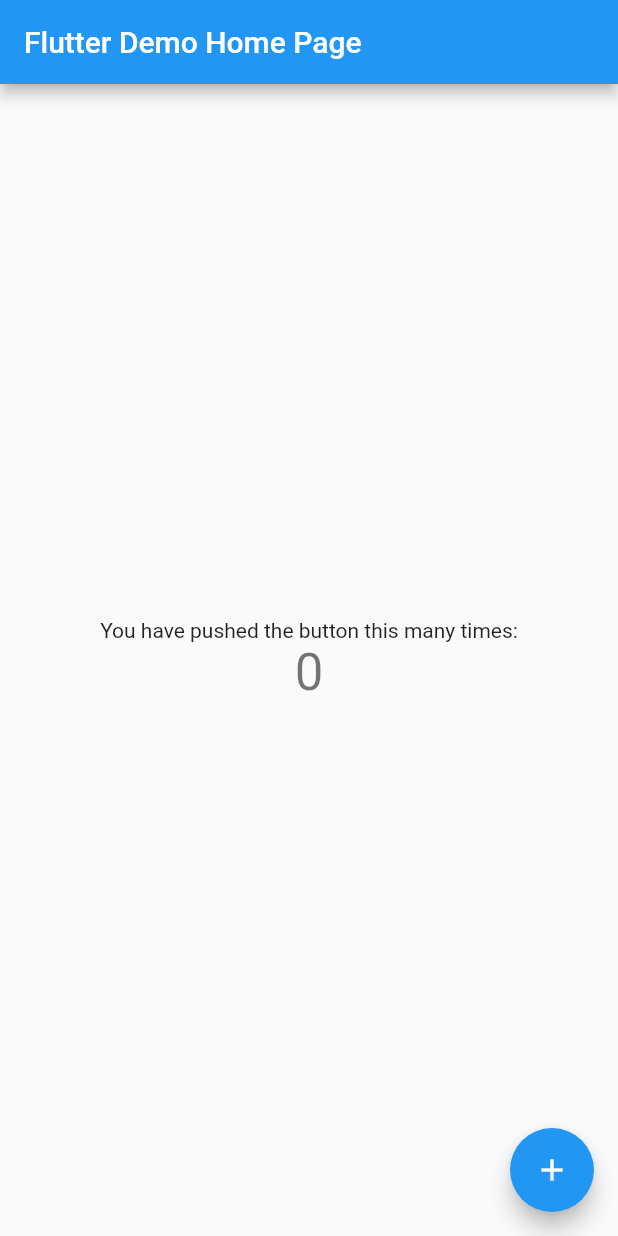
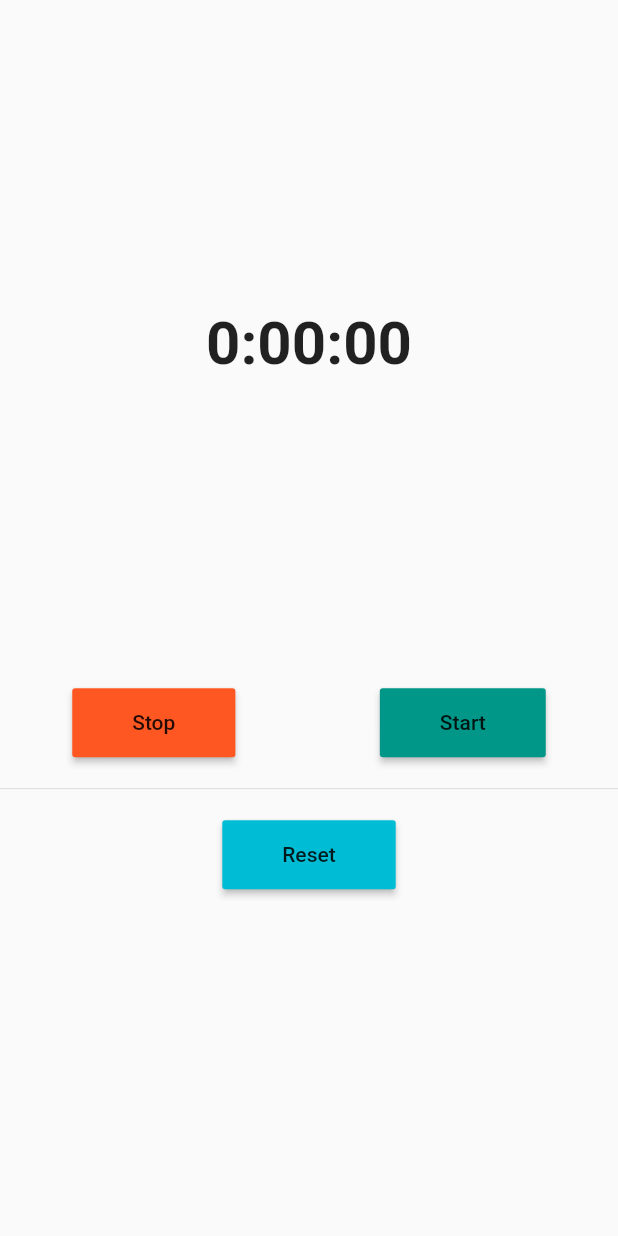
Before and after one commit to hudha26/flutter-mobx-stopwatch-sample, a Flutter app: the screen it shows after launch, on a phone screen of 412 x 824 dp. Run offline on Flutter 3.47's test engine with Material 2 defaults, Android fonts, the phone set to English and light mode, and no system bars.

Commit message:
stopwatch page layout

```diff
--- a/lib/main.dart
+++ b/lib/main.dart
@@ -1,103 +1,13 @@
 import 'package:flutter/material.dart';
+import 'package:mobx/stopwatchLayout.dart';
 
 void main() {
-  runApp(MyApp());
+  runApp(MaterialApp(
+    title: 'Flutter stopwatch with Mobx',
+    initialRoute: '/',
+    debugShowCheckedModeBanner: false,
+    routes: {
+      '/': (context) => StopwatchLayout(),
+    },
+  ));
 }
-
-class MyApp extends StatelessWidget {
-  // This widget is the root of your application.
-  @override
-  Widget build(BuildContext context) {
-    return MaterialApp(
-      title: 'Flutter Demo',
-      theme: ThemeData(
-        // This is the theme of your application.
-        //
-        // Try running your application with "flutter run". You'll see the
-        // application has a blue toolbar. Then, without quitting the app, try
-        // changing the primarySwatch below to Colors.green and then invoke
-        // "hot reload" (press "r" in the console where you ran "flutter run",
-        // or simply save your changes to "hot reload" in a Flutter IDE).
-        // Notice that the counter didn't reset back to zero; the application
-        // is not restarted.
-        primarySwatch: Colors.blue,
-        // This makes the visual density adapt to the platform that you run
-        // the app on. For desktop platforms, the controls will be smaller and
-        // closer together (more dense) than on mobile platforms.
-        visualDensity: VisualDensity.adaptivePlatformDensity,
-      ),
-      home: MyHomePage(title: 'Flutter Demo Home Page'),
-    );
-  }
-}
-
-class MyHomePage extends StatefulWidget {
-  MyHomePage({Key key, this.title}) : super(key: key);
-
-  final String title;
-
-  @override
-  _MyHomePageState createState() => _MyHomePageState();
-}
-
-class _MyHomePageState extends State<MyHomePage> {
-  int _counter = 0;
-
-  void _incrementCounter() {
-    setState(() {
-      _counter++;
-    });
-  }
-
-  @override
-  Widget build(BuildContext context) {
-    // This method is rerun every time setState is called, for instance as done
-    // by the _incrementCounter method above.
-    //
-    // The Flutter framework has been optimized to make rerunning build methods
-    // fast, so that you can just rebuild anything that needs updating rather
-    // than having to individually change instances of widgets.
-    return Scaffold(
-      appBar: AppBar(
-        // Here we take the value from the MyHomePage object that was created by
-        // the App.build method, and use it to set our appbar title.
-        title: Text(widget.title),
-      ),
-      body: Center(
-        // Center is a layout widget. It takes a single child and positions it
-        // in the middle of the parent.
-        child: Column(
-          // Column is also a layout widget. It takes a list of children and
-          // arranges them vertically. By default, it sizes itself to fit its
-          // children horizontally, and tries to be as tall as its parent.
-          //
-          // Invoke "debug painting" (press "p" in the console, choose the
-          // "Toggle Debug Paint" action from the Flutter Inspector in Android
-          // Studio, or the "Toggle Debug Paint" command in Visual Studio Code)
-          // to see the wireframe for each widget.
-          //
-          // Column has various properties to control how it sizes itself and
-          // how it positions its children. Here we use mainAxisAlignment to
-          // center the children vertically; the main axis here is the vertical
-          // axis because Columns are vertical (the cross axis would be
-          // horizontal).
-          mainAxisAlignment: MainAxisAlignment.center,
-          children: <Widget>[
-            Text(
-              'You have pushed the button this many times:',
-            ),
-            Text(
-              '$_counter',
-              style: Theme.of(context).textTheme.headline4,
-            ),
-          ],
-        ),
-      ),
-      floatingActionButton: FloatingActionButton(
-        onPressed: _incrementCounter,
-        tooltip: 'Increment',
-        child: Icon(Icons.add),
-      ), // This trailing comma makes auto-formatting nicer for build methods.
-    );
-  }
-}
--- /dev/null
+++ b/lib/stopwatchLayout.dart
@@ -0,0 +1,63 @@
+import 'package:flutter/material.dart';
+
+class StopwatchLayout extends StatelessWidget {
+  @override
+  Widget build(BuildContext context) {
+    return Scaffold(
+      body: SafeArea(
+          child: Column(
+        children: [
+          Expanded(
+            flex: 5,
+            child: Container(
+              alignment: Alignment.center,
+              child: Text('0:00:00',
+                  style:
+                      TextStyle(fontSize: 40.0, fontWeight: FontWeight.bold)),
+            ),
+          ),
+          Expanded(
+            flex: 4,
+            child: Container(
+              child: Column(
+                children: [
+                  Row(
+                    mainAxisAlignment: MainAxisAlignment.spaceAround,
+                    children: [
+                      RaisedButton(
+                        child: Text("Stop"),
+                        color: Colors.deepOrange,
+                        padding: EdgeInsets.fromLTRB(40.0, 15.0, 40.0, 15.0),
+                        onPressed: () {},
+                      ),
+                      RaisedButton(
+                        child: Text("Start"),
+                        color: Colors.teal,
+                        padding: EdgeInsets.fromLTRB(40.0, 15.0, 40.0, 15.0),
+                        onPressed: () {},
+                      ),
+                    ],
+                  ),
+                  Divider(
+                    height: 40.0,
+                  ),
+                  Row(
+                    mainAxisAlignment: MainAxisAlignment.center,
+                    children: [
+                      RaisedButton(
+                        child: Text("Reset"),
+                        color: Colors.cyan,
+                        padding: EdgeInsets.fromLTRB(40.0, 15.0, 40.0, 15.0),
+                        onPressed: () {},
+                      ),
+                    ],
+                  ),
+                ],
+              ),
+            ),
+          ),
+        ],
+      )),
+    );
+  }
+}
```
